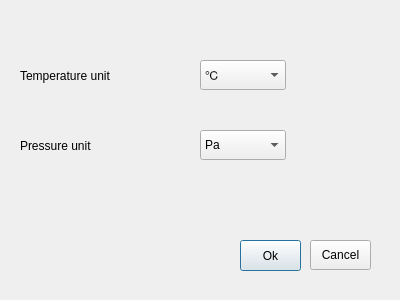
The window that settings_pop_up.ui (bogdau/tst_weather) describes before a commit, drawn with Qt 5.
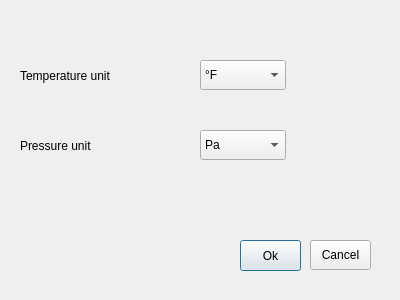
The same window after the commit.

Diff of the .ui file:
```diff
--- a/settings_pop_up.ui
+++ b/settings_pop_up.ui
@@ -49,16 +49,16 @@
     </rect>
    </property>
    <property name="currentIndex">
-    <number>1</number>
+    <number>0</number>
    </property>
    <item>
     <property name="text">
-     <string>℉</string>
+     <string>°F</string>
     </property>
    </item>
    <item>
     <property name="text">
-     <string>℃</string>
+     <string>°C</string>
     </property>
    </item>
   </widget>
```
